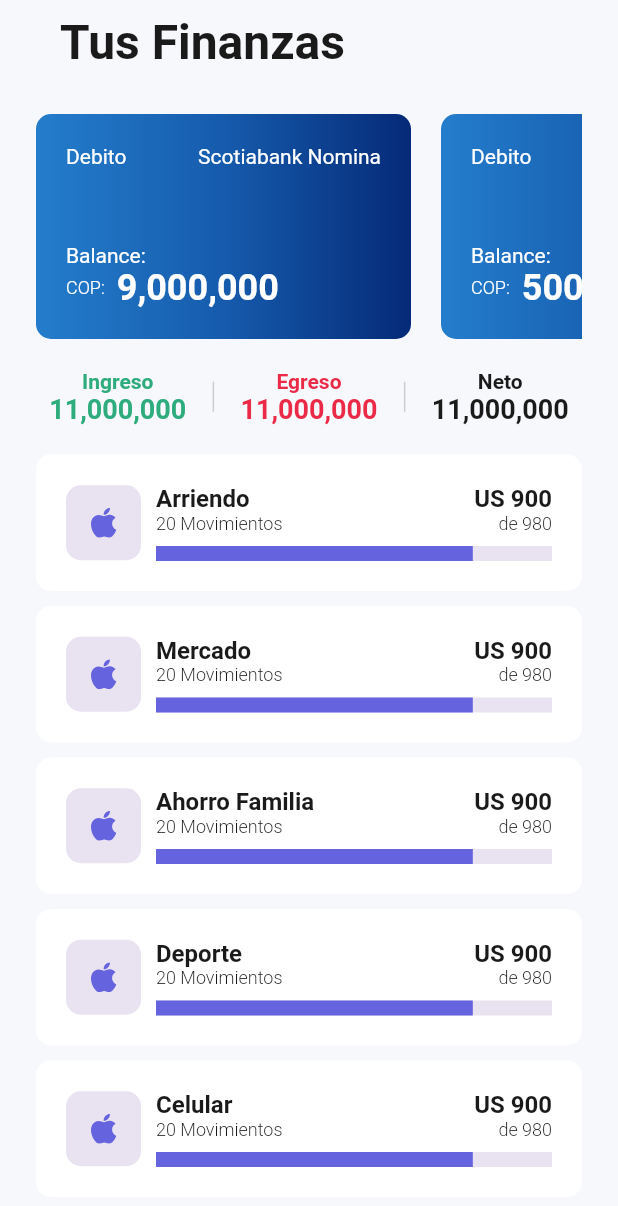
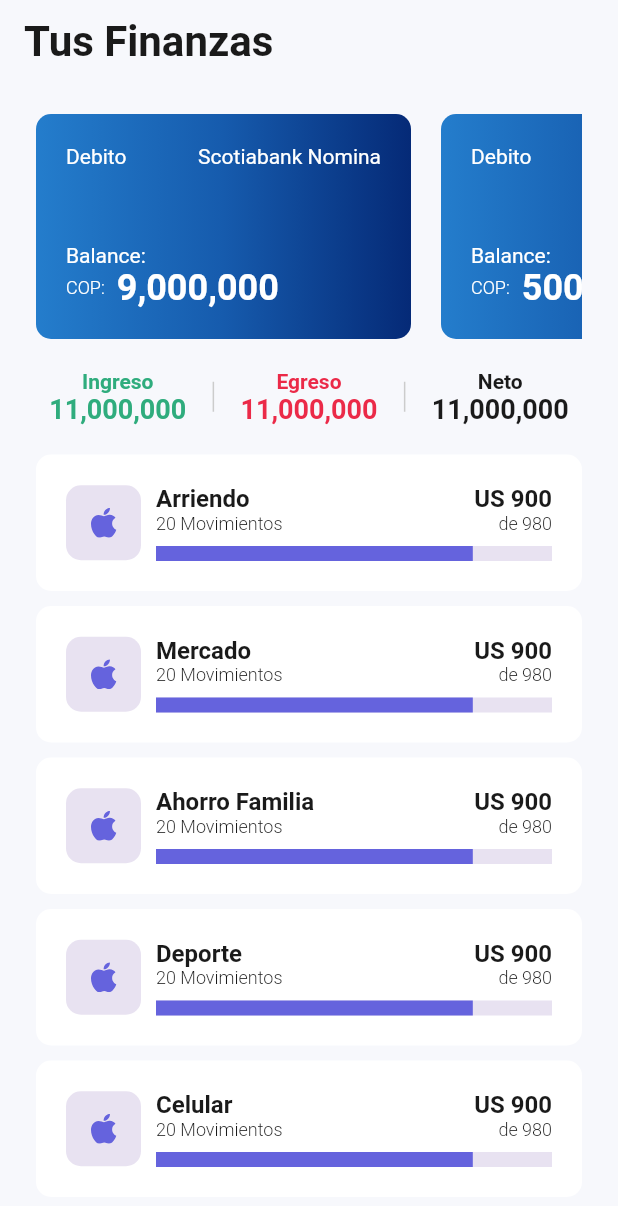
Before and after one commit to SebasAriasDEV/Expenses-App-Frontend, a Flutter app: the screen it shows after launch, on a phone screen of 412 x 824 dp. Shown: the top 1206 px of the screen. Run offline on Flutter 3.47's test engine with Material 2 defaults, Android fonts, the phone set to English and light mode, and no system bars; our stand-ins replace flutter_svg; Roboto replaces fonts that are missing (Avenir).

Commit message:
Added scroll to home

```diff
--- a/lib/ui/components/category_card.dart
+++ b/lib/ui/components/category_card.dart
@@ -13,6 +13,7 @@ class CategoryCard extends StatelessWidget {
   @override
   Widget build(BuildContext context) {
     return Container(
+      margin: const EdgeInsets.only(bottom: 10.0),
       decoration: BoxDecoration(
         color: kWhiteColor,
         borderRadius: BorderRadius.circular(10.0),
--- a/lib/ui/screens/home_screen.dart
+++ b/lib/ui/screens/home_screen.dart
@@ -18,34 +18,40 @@ class HomeScreen extends StatelessWidget {
     final dummyAccounts = Account.dummyAccounts;
     final dummyCategories = TCategory.dummyCategories;
     return Scaffold(
+      appBar: AppBar(
+        title: const Text(
+          'Tus Finanzas',
+          style: headline2,
+        ),
+      ),
       body: SafeArea(
         child: Padding(
           padding:
               EdgeInsets.symmetric(horizontal: CustomThemes.horizontalPadding),
+          child: SingleChildScrollView(
             child: Column(
               mainAxisAlignment: MainAxisAlignment.start,
               children: [
-              AppBar(
-                title: const Text(
-                  'Tus Finanzas',
-                  style: headline1,
-                ),
-              ),
                 const SizedBox(height: 20),
                 ListAccountCards(dummyAccounts: dummyAccounts),
                 const SizedBox(height: 20),
                 const HomeSummaryCard(),
                 const SizedBox(height: 20),
-              Expanded(
-                flex: 3,
-                child: ListView.separated(
-                  itemBuilder: (_, index) =>
-                      CategoryCard(category: dummyCategories[index]),
-                  separatorBuilder: (_, index) => const SizedBox(height: 10),
-                  itemCount: dummyCategories.length,
+                ...dummyCategories
+                    .map((c) => CategoryCard(category: c))
+                    .toList(),
+
+                // Expanded(
+                //   flex: 3,
+                //   child: ListView.separated(
+                //     itemBuilder: (_, index) =>
+                //         CategoryCard(category: dummyCategories[index]),
+                //     separatorBuilder: (_, index) => const SizedBox(height: 10),
+                //     itemCount: dummyCategories.length,
+                //   ),
+                // )
+              ],
             ),
-              )
-            ],
           ),
         ),
       ),
```
Lines whose indentation alone changed are shown as unchanged.
